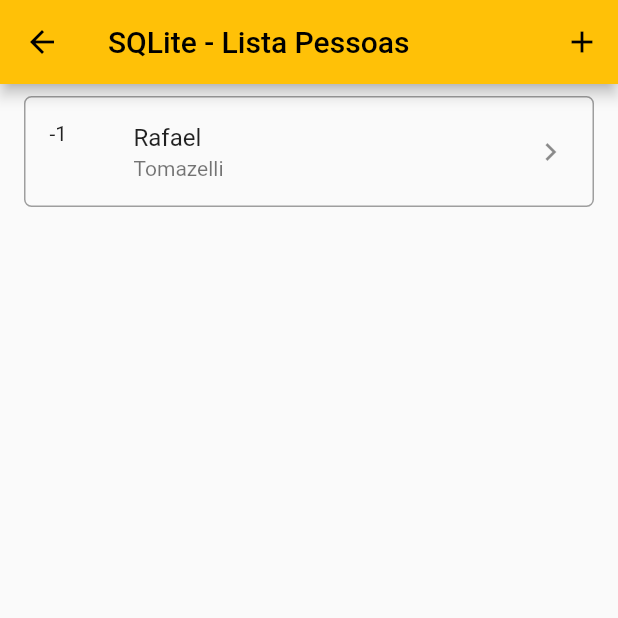
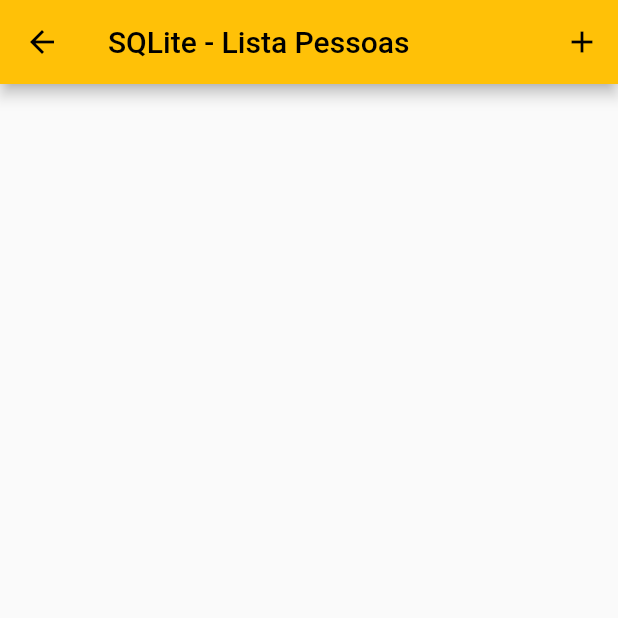
Before and after one commit to LuizSilva2714/all_persistence_types, a Flutter app: the ListSQLiteWidget screen opened by its route, on a phone screen of 412 x 824 dp, the top half of it. Run offline on Flutter 3.47's test engine with Material 2 defaults, Android fonts, the phone set to English and light mode, and no system bars; our stand-ins replace flutter_svg; project files that could hold a hidden picture were left out.

Commit message:
List e add

```diff
--- a/lib/sqlite/list.dart
+++ b/lib/sqlite/list.dart
@@ -2,24 +2,33 @@ import 'package:all_persistence_types/sqlite/add.dart';
 import 'package:all_persistence_types/sqlite/models/person.dart';
 import 'package:flutter/material.dart';
 
-class ListSQLiteWidget extends StatelessWidget {
-  ListSQLiteWidget({super.key});
+class ListSQLiteWidget extends StatefulWidget {
+  const ListSQLiteWidget({super.key});
 
   final title = const Text("SQLite - Lista Pessoas");
-  final List<Person> people = [
-    Person(firstName: "Rafael", lastName: "Tomazelli", address: "FIAP Paulista")
-  ];
+
+  @override
+  ListSQLiteWidgetState createState() => ListSQLiteWidgetState();
+}
+
+class ListSQLiteWidgetState extends State<ListSQLiteWidget> {
+  List<Person> people = [];
 
   @override
   Widget build(BuildContext context) {
     return Scaffold(
       appBar: AppBar(
-        title: title,
+        title: widget.title,
         actions: [
           IconButton(
               onPressed: (() {
                 Navigator.push(context,
-                    MaterialPageRoute(builder: (context) => AddPerson()));
+                        MaterialPageRoute(builder: (context) => AddPerson()))
+                    .then((person) {
+                  setState(() {
+                    people.add(person);
+                  });
+                });
               }),
               icon: const Icon(Icons.add))
         ],
```
Also changed, not shown: lib/sqlite/add.dart (+7 -1 lines).
